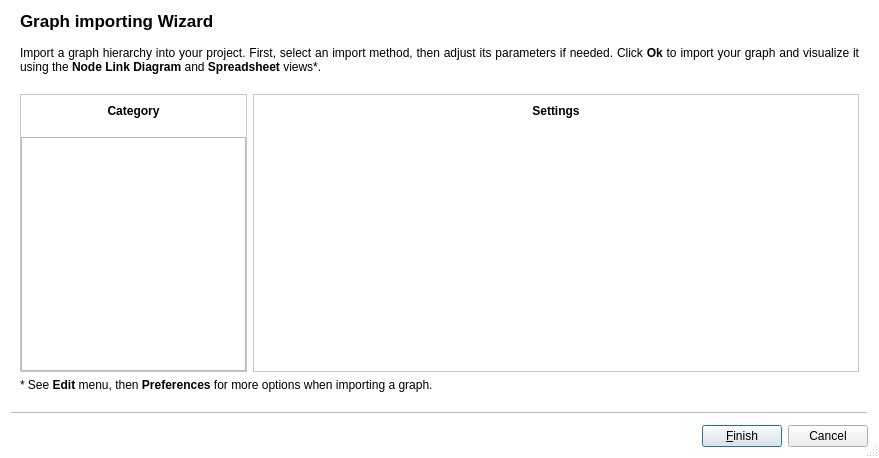
Above: plugins/perspective/GraphPerspective/designer/ImportWizard.ui from Tulip-Dev/tulip before the change. Below: the same form after it.
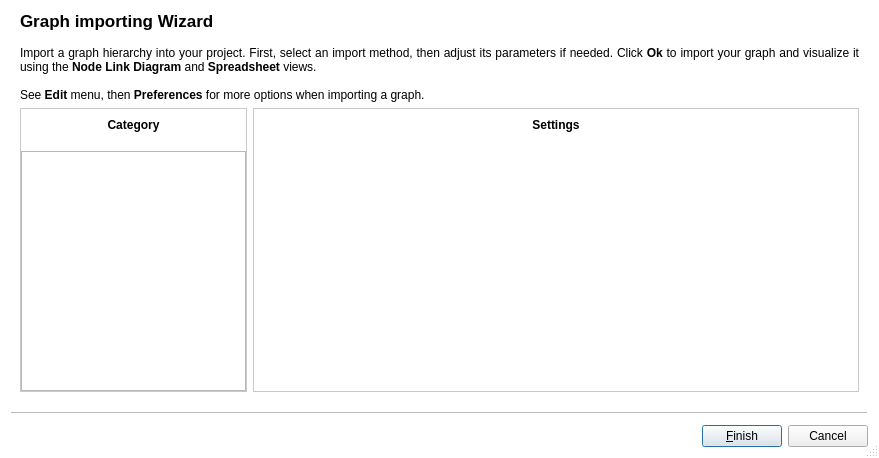
That is the form after the change. Icons and pictures are not drawn.

Commit message: fix for import gui tests failing since commit #11272

```diff
--- a/plugins/perspective/GraphPerspective/designer/ImportWizard.ui
+++ b/plugins/perspective/GraphPerspective/designer/ImportWizard.ui
@@ -68,7 +68,7 @@
     <item>
      <widget class="QLabel" name="label">
       <property name="text">
-       <string>&lt;html&gt;&lt;head/&gt;&lt;body&gt;&lt;p align=&quot;justify&quot;&gt;Import a graph hierarchy into your project. First, select an import method, then adjust its parameters if needed. Click &lt;span style=&quot; font-weight:600;&quot;&gt;Ok&lt;/span&gt; to import your graph and visualize it using the &lt;span style=&quot; font-weight:600;&quot;&gt;Node Link Diagram&lt;/span&gt; and &lt;span style=&quot; font-weight:600;&quot;&gt;Spreadsheet&lt;/span&gt; views*.&lt;br/&gt;&lt;/p&gt;&lt;/body&gt;&lt;/html&gt;</string>
+       <string>&lt;html&gt;&lt;head/&gt;&lt;body&gt;&lt;p align=&quot;justify&quot;&gt;Import a graph hierarchy into your project. First, select an import method, then adjust its parameters if needed. Click &lt;span style=&quot; font-weight:600;&quot;&gt;Ok&lt;/span&gt; to import your graph and visualize it using the &lt;span style=&quot; font-weight:600;&quot;&gt;Node Link Diagram&lt;/span&gt; and &lt;span style=&quot; font-weight:600;&quot;&gt;Spreadsheet&lt;/span&gt; views.&lt;br/&gt;&lt;br/&gt;See &lt;span style=&quot; font-weight:600;&quot;&gt;Edit&lt;/span&gt; menu, then &lt;span style=&quot; font-weight:600;&quot;&gt;Preferences &lt;/span&gt;for more options when importing a graph.&lt;/p&gt;&lt;/body&gt;&lt;/html&gt;</string>
       </property>
       <property name="wordWrap">
        <bool>true</bool>
@@ -280,13 +280,6 @@
       </item>
      </layout>
     </item>
-    <item>
-     <widget class="QLabel" name="label_2">
-      <property name="text">
-       <string>&lt;html&gt;&lt;head/&gt;&lt;body&gt;&lt;p&gt;* See &lt;span style=&quot; font-weight:600;&quot;&gt;Edit&lt;/span&gt; menu, then &lt;span style=&quot; font-weight:600;&quot;&gt;Preferences &lt;/span&gt;for more options when importing a graph.&lt;/p&gt;&lt;/body&gt;&lt;/html&gt;</string>
-      </property>
-     </widget>
-    </item>
    </layout>
   </widget>
  </widget>
```
